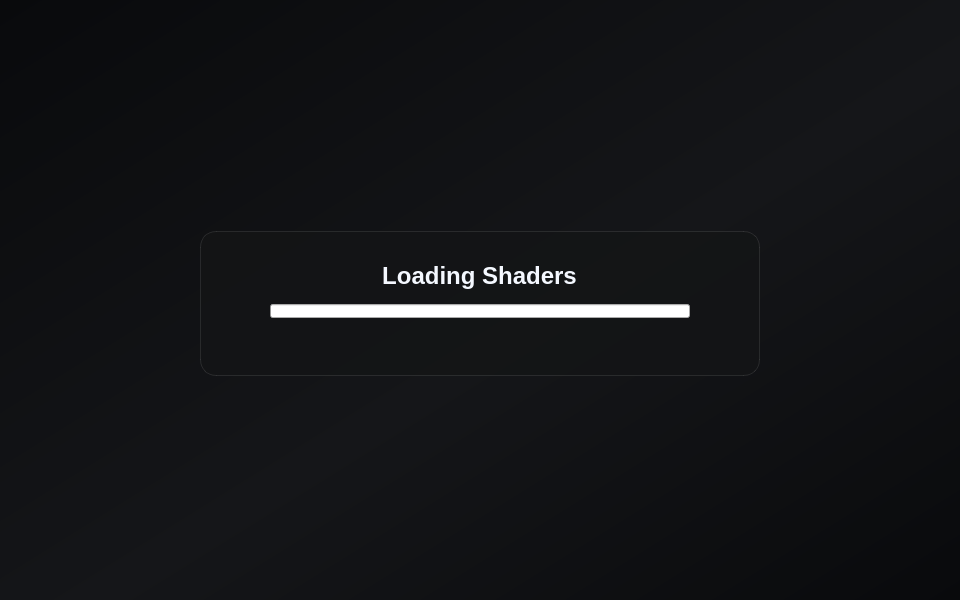
Before: the Qt Designer form src/yuzu/loading_screen.ui in BrunoSilvestre00/Lichii, drawn with Qt 5.
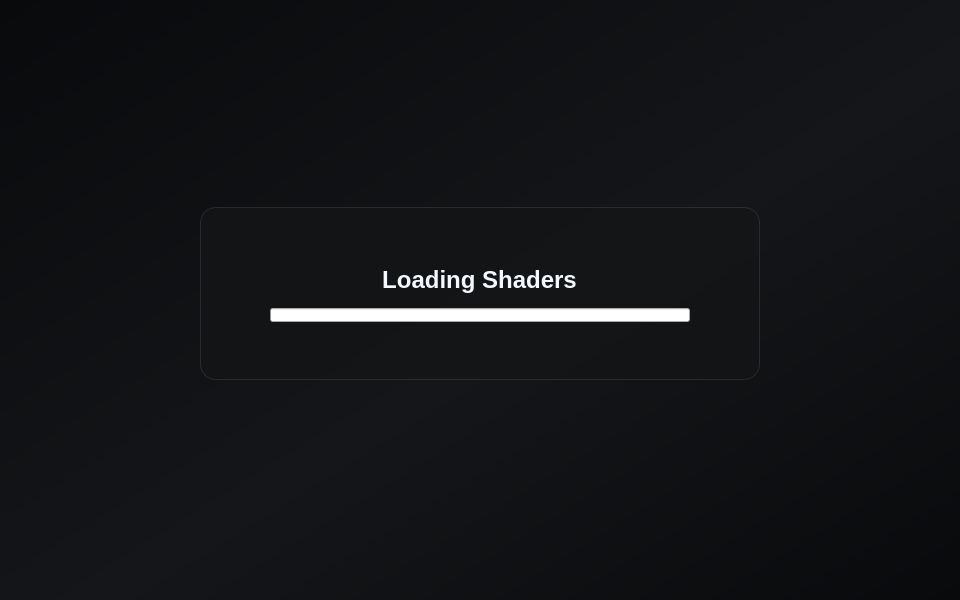
After: the same form once the commit is applied.

Commit message: ui: animate loading screen game logo

Patch:
```diff
--- a/src/yuzu/loading_screen.ui
+++ b/src/yuzu/loading_screen.ui
@@ -52,33 +52,6 @@
       <property name="bottomMargin">
        <number>36</number>
       </property>
-      <item>
-       <layout class="QHBoxLayout" name="headerLayout">
-        <item alignment="Qt::AlignLeft|Qt::AlignTop">
-         <widget class="QLabel" name="logo">
-          <property name="text">
-           <string/>
-          </property>
-          <property name="alignment">
-           <set>Qt::AlignLeading|Qt::AlignLeft|Qt::AlignTop</set>
-          </property>
-         </widget>
-        </item>
-        <item>
-         <spacer name="headerSpacer">
-          <property name="orientation">
-           <enum>Qt::Horizontal</enum>
-          </property>
-          <property name="sizeHint" stdset="0">
-           <size>
-            <width>40</width>
-            <height>20</height>
-           </size>
-          </property>
-         </spacer>
-        </item>
-       </layout>
-      </item>
       <item>
        <spacer name="topSpacer">
         <property name="orientation">
@@ -132,6 +105,21 @@
          <property name="bottomMargin">
           <number>28</number>
          </property>
+         <item alignment="Qt::AlignHCenter">
+          <widget class="QLabel" name="logo">
+           <property name="styleSheet">
+            <string notr="true">QLabel#logo {
+    background-color: transparent;
+}</string>
+           </property>
+           <property name="text">
+            <string/>
+           </property>
+           <property name="alignment">
+            <set>Qt::AlignCenter</set>
+           </property>
+          </widget>
+         </item>
          <item alignment="Qt::AlignHCenter">
           <widget class="QLabel" name="stage">
            <property name="styleSheet">
```
The commit also changes 2 other files.
